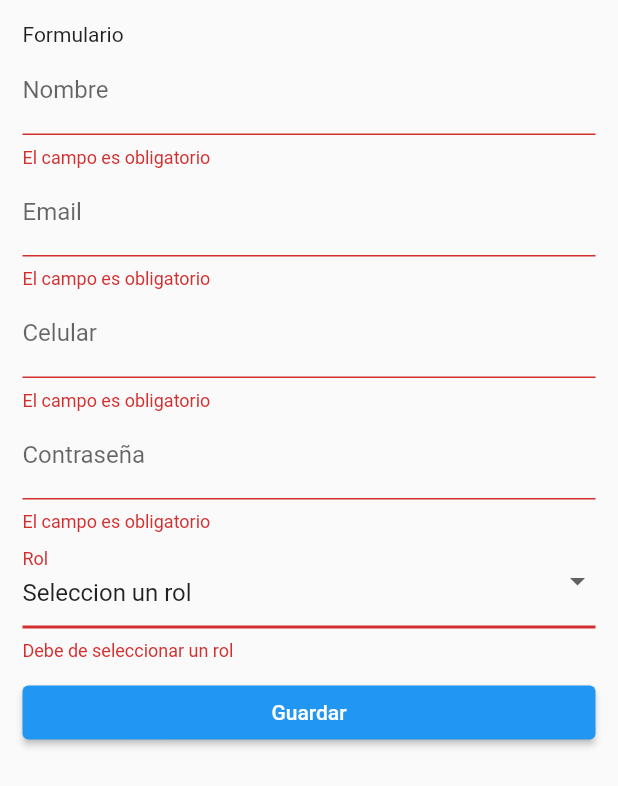
After one commit to saurmo/dllo-movil-flutter, a Flutter app: the HomeForm screen opened by its route, after a tap on "Seleccion un rol", after a tap on "Guardar", on a phone screen of 412 x 824 dp. The commit adds this screen. Shown: the top 786 px of the screen. Run offline on Flutter 3.47's test engine with Material 2 defaults, Android fonts, the phone set to English and light mode, and no system bars.

Commit message:
Formulario

```diff
--- a/flutter/todov2/lib/app_ejemplo_1/router/AppRouter.dart
+++ b/flutter/todov2/lib/app_ejemplo_1/router/AppRouter.dart
@@ -1,11 +1,13 @@
 import 'package:todov2/app_ejemplo_1/pages/detail_user.dart';
+import 'package:todov2/app_ejemplo_form/home_form.dart';
 import 'package:todov2/inputs/main.dart';
 
 class AppRouter {
   static routers() {
     return {
       'detail_user': (context) => DetailUser(),
-      'inputs_screen': (context) => const InputsScreen(),
+      'home_form': (context) => HomeForm(),
+
     };
   }
 }
--- /dev/null
+++ b/flutter/todov2/lib/app_ejemplo_form/custom_dropdown.dart
@@ -0,0 +1,44 @@
+import 'package:flutter/material.dart';
+
+class CustomDropdown extends StatelessWidget {
+  final String? labelText;
+  Map<String, dynamic> userInfo;
+  final String property;
+
+  CustomDropdown({
+    Key? key,
+    required this.labelText,
+    required this.userInfo,
+    required this.property,
+  }) : super(key: key);
+
+  @override
+  Widget build(BuildContext context) {
+    return DropdownButtonFormField(
+      decoration: InputDecoration(labelText: labelText),
+      value: null,
+      validator: (value) {
+        if (value==null) {
+          return "Debe de seleccionar un rol";
+        }
+      },
+      items: const [
+        DropdownMenuItem(
+          child: Text("Seleccion un rol"),
+          value: null,
+        ),
+        DropdownMenuItem(
+          child: Text("Cliente"),
+          value: "cliente",
+        ),
+        DropdownMenuItem(
+          child: Text("Proveedor"),
+          value: "proveedor",
+        ),
+      ],
+      onChanged: (value) {
+        userInfo[property]=value;
+      },
+    );
+  }
+}
--- /dev/null
+++ b/flutter/todov2/lib/app_ejemplo_form/custom_input.dart
@@ -0,0 +1,50 @@
+import 'package:flutter/material.dart';
+
+class CustomInput extends StatelessWidget {
+  final String? labelText;
+  final String? hintText;
+  final TextInputType? type;
+  final bool autofocus;
+  final bool obscureText;
+  Map<String, dynamic> userInfo;
+  final String property;
+
+
+  CustomInput({
+    Key? key,
+    required this.labelText,
+    required this.userInfo,
+    required this.property,
+    this.hintText,
+    this.type,
+    this.autofocus=false,
+    this.obscureText=false
+  }) : super(key: key);
+
+  @override
+  Widget build(BuildContext context) {
+    return TextFormField(
+
+      initialValue: "",
+      autofocus: autofocus,
+      decoration: InputDecoration(
+        labelText: labelText,
+        hintText: hintText,
+      ),
+      keyboardType: type,
+      validator: (value) {
+        if (value == null || value == "") {
+          return "El campo es obligatorio";
+        }
+         if (value.length<4) {
+          return "La longitud de caracteres debe ser minimo 4d";
+        }
+      },
+      autovalidateMode: AutovalidateMode.onUserInteraction,
+      obscureText:obscureText ,
+      onChanged: (value) {
+        userInfo[property]=value;
+      },
+    );
+  }
+}
--- /dev/null
+++ b/flutter/todov2/lib/app_ejemplo_form/home_form.dart
@@ -0,0 +1,79 @@
+import 'package:flutter/cupertino.dart';
+import 'package:flutter/material.dart';
+import 'package:todov2/app_ejemplo_form/custom_dropdown.dart';
+import 'package:todov2/app_ejemplo_form/custom_input.dart';
+
+class HomeForm extends StatelessWidget {
+  @override
+  Widget build(BuildContext context) {
+    Map<String, dynamic> userInfo = {
+      "name": "",
+      "email": "",
+      "phone": "",
+      "password": "",
+      "rol": "",
+    };
+    GlobalKey<FormState> formKey = GlobalKey();
+
+    return Scaffold(
+      body: Padding(
+        padding: const EdgeInsets.all(15),
+        child: Form(
+          key: formKey,
+          child: ListView(
+            children: [
+              const Text("Formulario"),
+              // Nombre
+              CustomInput(
+                userInfo: userInfo,
+                property: "name",
+                labelText: "Nombre",
+                hintText: "Ingrese su nombre",
+                autofocus: true,
+              ),
+              // Correo
+              CustomInput(
+                userInfo: userInfo,
+                property: "email",
+                labelText: "Email",
+                type: TextInputType.emailAddress,
+              ),
+              CustomInput(
+                userInfo: userInfo,
+                property: "phone",
+                labelText: "Celular",
+                type: TextInputType.phone,
+              ),
+              CustomInput(
+                labelText: "Contraseña",
+                obscureText: true,
+                userInfo: userInfo,
+                property: "password",
+              ),
+              CustomDropdown(
+                labelText: "Rol",
+                userInfo: userInfo,
+                property: "rol",
+              ),
+              Padding(
+                padding: EdgeInsets.only(top: 10),
+                child: ElevatedButton(
+                  onPressed: () {
+                    FormState? state = formKey.currentState;
+                    if (state != null && state.validate()) {
+                      print("OK");
+                      print(userInfo);
+                    } else {
+                      print("Form invalido");
+                    }
+                  },
+                  child: Text("Guardar"),
+                ),
+              )
+            ],
+          ),
+        ),
+      ),
+    );
+  }
+}
--- a/flutter/todov2/lib/home.dart
+++ b/flutter/todov2/lib/home.dart
@@ -79,12 +79,19 @@ class App {
         pageName: "home_bases",
       ),
       App(
-        title: "Inputs",
-        subtitle: "Widgets básicos para formularios",
+        title: "Formulario",
+        subtitle: "Ejemplo de formularios",
         description:
             "Muestra los siguientes widgets básicos: Columnas, Rows, Contenedores, Textos, Botones, Imagenes",
-        pageName: "inputs_screen",
-      )
+        pageName: "home_form",
+      ),
+      // App(
+      //   title: "Inputs",
+      //   subtitle: "Widgets básicos para formularios",
+      //   description:
+      //       "Muestra los siguientes widgets básicos: Columnas, Rows, Contenedores, Textos, Botones, Imagenes",
+      //   pageName: "inputs_screen",
+      // )
     ];
   }
 }
```
